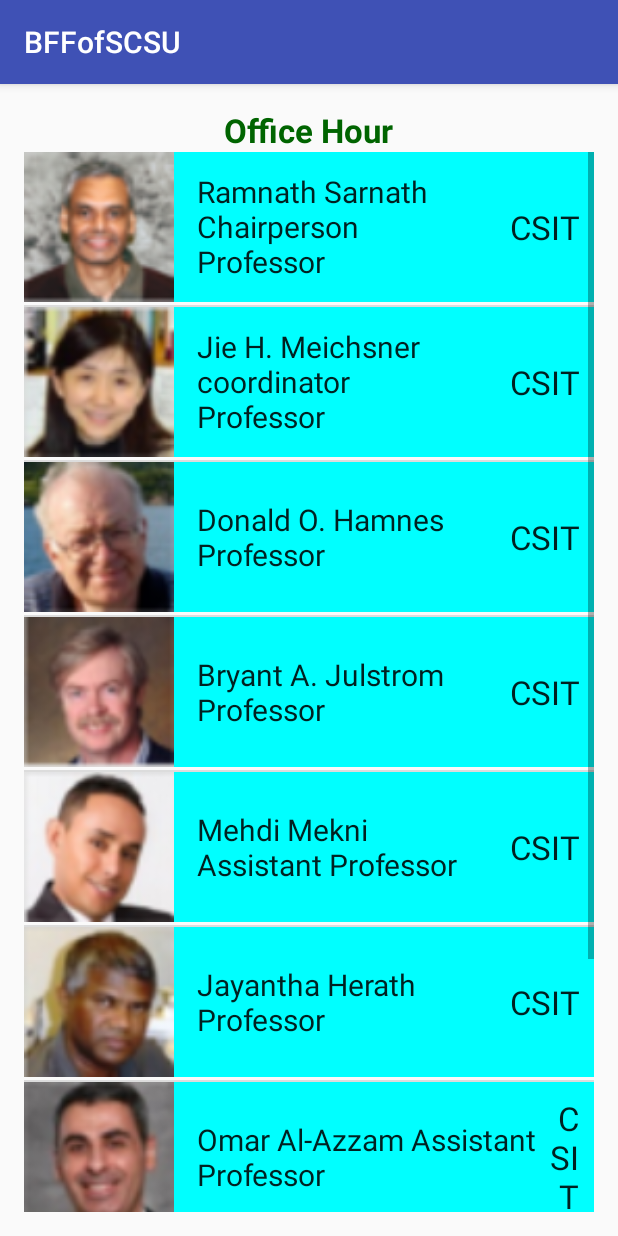
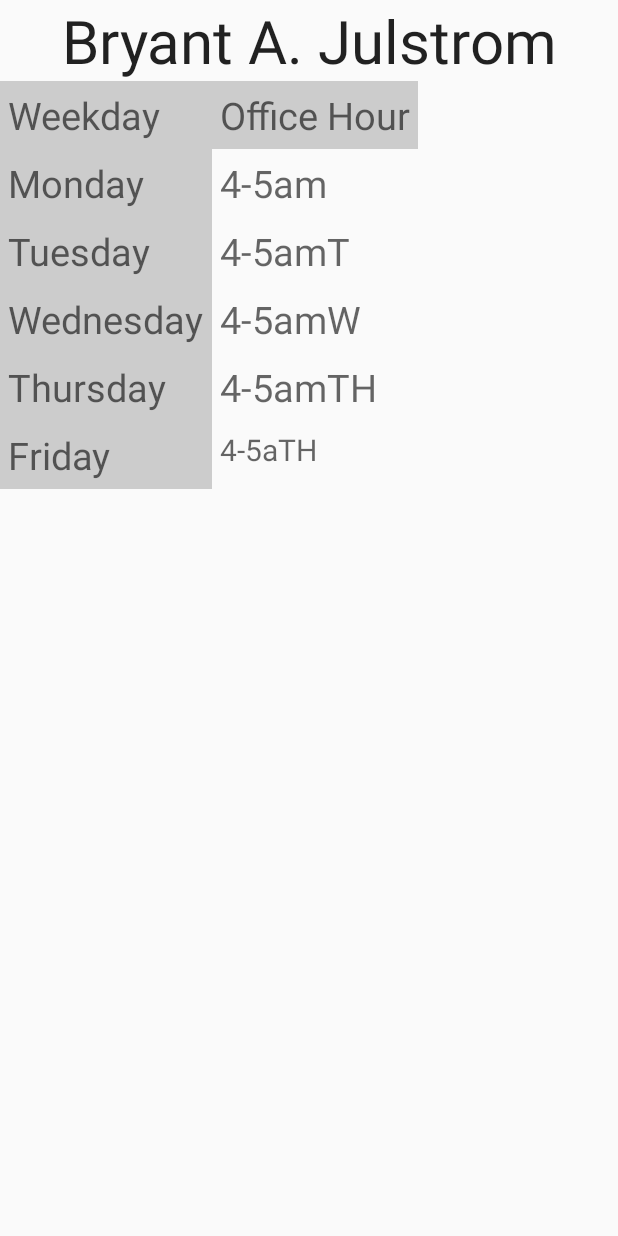
Before and after one commit to ProfJones/BFFOfSCSU, an Android app: the OfficeHourActivity screen opened directly, with no data from a screen before it, after a tap on an icon or button, on a phone screen of 412 x 824 dp. Run offline under Robolectric (Android 15) with nearby library versions, the phone set to English and light mode, and no system bars; 7 statements that could not run were skipped.

Commit message:
finished OH

```diff
--- a/app/build.gradle
+++ b/app/build.gradle
@@ -25,4 +25,5 @@ dependencies {
     compile 'com.android.support:appcompat-v7:23.3.0'
     compile 'com.android.support:design:23.3.0'
     compile 'com.google.android.gms:play-services-appindexing:8.1.0'
+
 }
--- /dev/null
+++ b/app/src/main/java/com/example/harrison/bffofscsu/OHTableActivity.java
@@ -0,0 +1,56 @@
+package com.example.harrison.bffofscsu;
+
+import android.app.Activity;
+import android.content.Context;
+import android.os.Bundle;
+import android.view.LayoutInflater;
+import android.widget.TextView;
+
+/**
+ * Created by Darren on 4/9/2016.
+ */
+public class OHTableActivity extends Activity {
+    String[] MondayOHs = {"1-2am","2-3am","3-4am","4-5am","5-6am","6-7am","7-8am","8-9am","9-10am"};
+    String[] TuesdayOHs = {"1-2amT","2-3amT","3-4amT","4-5amT","5-6amT","6-7amT","7-8amT","8-9amT","9-10amT"};
+    String[] WedesdayOHs = {"1-2amW","2-3amW","3-4amW","4-5amW","5-6amW","6-7amW","7-8amW","8-9amW","9-10amW"};
+    String[] ThursdayOHs = {"1-2amTH","2-3amTH","3-4amTH","4-5amTH","5-6amTH","6-7amTH","7-8amTH","8-9amTH","9-10amTH"};
+    String[] FridayOHs = {"1-2amTH","2-3amTH","3-4amTH","4-5aTH","5-6amTH","6-7amTH","7-8amTH","8-9amTH","9-10amTH"};
+    String[] realNames = {"Ramnath Sarnath","Jie H. Meichsner","Donald O. Hamnes",
+            "Bryant A. Julstrom","Mehdi Mekni","Jayantha Herath","Omar Al-Azzam Assistant",
+            "Andrew A. Anda","Alek Tomovic"};
+    LayoutInflater inflater;
+    Context ctx = null;
+    @Override
+    protected void onCreate(Bundle savedInstanceState) {
+        super.onCreate(savedInstanceState);
+        setContentView(R.layout.office_hour_table);
+
+        //our viewholder
+        ViewHolder holder = new ViewHolder();
+        holder.MondayOH = (TextView) findViewById(R.id.monday_oh);
+        holder.TuesdayOH = (TextView) findViewById(R.id.tuesday_oh);
+        holder.WednesdayOH = (TextView) findViewById(R.id.wednesday_oh);
+        holder.ThursdayOH = (TextView) findViewById(R.id.thursday_oh);
+        holder.FridayOH = (TextView) findViewById(R.id.friday_oh);
+        holder.realName = (TextView) findViewById(R.id.table_professor_name);
+
+        //assign data
+        int position = getIntent().getIntExtra("key",0);
+        holder.MondayOH.setText(MondayOHs[position]);
+        holder.TuesdayOH.setText(TuesdayOHs[position]);
+        holder.WednesdayOH.setText(WedesdayOHs[position]);
+        holder.ThursdayOH.setText(ThursdayOHs[position]);
+        holder.FridayOH.setText(FridayOHs[position]);
+        holder.realName.setText(realNames[position]);
+    }
+    private class ViewHolder{
+        TextView MondayOH;
+        TextView TuesdayOH;
+        TextView WednesdayOH;
+        TextView ThursdayOH;
+        TextView FridayOH;
+        TextView realName;
+
+    }
+
+}
--- a/app/src/main/java/com/example/harrison/bffofscsu/OfficeHourActivity.java
+++ b/app/src/main/java/com/example/harrison/bffofscsu/OfficeHourActivity.java
@@ -1,10 +1,13 @@
 package com.example.harrison.bffofscsu;
 
+import android.content.Context;
+import android.content.Intent;
 import android.net.Uri;
 import android.support.v7.app.AppCompatActivity;
 import android.os.Bundle;
 import android.text.Layout;
 import android.text.TextPaint;
+import android.view.LayoutInflater;
 import android.view.View;
 import android.widget.AdapterView;
 import android.widget.ArrayAdapter;
@@ -29,6 +32,8 @@ public class OfficeHourActivity extends AppCompatActivity {
     int[] imgs = {R.drawable.sarnath_icon,R.drawable.meichsner_icon,R.drawable.hamnes_icon,R.drawable.julstrom_icon,
             R.drawable.mekni_icon,R.drawable.herath_icon,
             R.drawable.omar_icon,R.drawable.anda_icon,R.drawable.alex_icon,};
+
+
     /**
      * ATTENTION: This was auto-generated to implement the App Indexing API.
      * See https://g.co/AppIndexing/AndroidStudio for more information.
@@ -43,8 +48,6 @@ public class OfficeHourActivity extends AppCompatActivity {
         // See https://g.co/AppIndexing/AndroidStudio for more information.
         client = new GoogleApiClient.Builder(this).addApi(AppIndex.API).build();
 
-
-
         listView = (ListView)findViewById(R.id.list_view_office_hour);
         OHAdapter adapter = new OHAdapter(this,names,departments,imgs);
         listView.setAdapter(adapter);
@@ -52,6 +55,16 @@ public class OfficeHourActivity extends AppCompatActivity {
         listView.setOnItemClickListener(new AdapterView.OnItemClickListener() {
             @Override
             public void onItemClick(AdapterView<?> parent, View view, int position, long id) {
+
+//                if(view==null){
+//                    inflater = (LayoutInflater) ctx.getSystemService(Context.LAYOUT_INFLATER_SERVICE);
+//                    view = inflater.inflate(R.layout.office_hour_table,null);
+//                }
+                Intent tableIntent = new Intent(getApplicationContext(),OHTableActivity.class);
+                tableIntent.putExtra("key",position);
+                startActivity(tableIntent);
+
+
                 Toast.makeText(getApplicationContext(),names[position],Toast.LENGTH_LONG).show();
 
             }
--- a/app/src/main/res/layout/content_main.xml
+++ b/app/src/main/res/layout/content_main.xml
@@ -10,10 +10,23 @@
     android:paddingTop="@dimen/activity_vertical_margin"
     app:layout_behavior="@string/appbar_scrolling_view_behavior"
     tools:context="com.example.harrison.bffofscsu.MainActivity"
-    tools:showIn="@layout/activity_main">
+    tools:showIn="@layout/activity_main"
+    >
 
-    <TextView
-        android:layout_width="wrap_content"
-        android:layout_height="wrap_content"
-        android:text="Hello World!" />
+    <LinearLayout
+        android:orientation="vertical"
+        android:layout_width="match_parent"
+        android:layout_height="match_parent"
+        android:background="#e6fff9">
+
+        <TextView
+            android:layout_width="match_parent"
+            android:layout_height="wrap_content"
+            android:text="Welcome to\nBFF of SCSU"
+            android:layout_gravity="center_horizontal"
+            android:textSize="40dp"
+            android:gravity="center_horizontal" />
+
+    </LinearLayout>
+
 </RelativeLayout>
--- /dev/null
+++ b/app/src/main/res/layout/office_hour_table.xml
@@ -0,0 +1,192 @@
+<?xml version="1.0" encoding="utf-8"?>
+<LinearLayout xmlns:android="http://schemas.android.com/apk/res/android"
+    android:orientation="vertical" android:layout_width="match_parent"
+    android:layout_height="match_parent">
+
+    <TextView
+        android:layout_width="match_parent"
+        android:layout_height="wrap_content"
+        android:textAppearance="?android:attr/textAppearanceLarge"
+        android:text="Mekni, Mehdi"
+        android:id="@+id/table_professor_name"
+        android:layout_gravity="center_horizontal"
+        android:gravity="center_horizontal"
+        android:textSize="40dp" />
+
+    <TableLayout
+        android:layout_width="match_parent"
+        android:layout_height="match_parent"
+        android:id="@+id/office_hour"
+        >
+
+        <TableRow
+            android:layout_width="match_parent"
+            android:layout_height="2dp"
+            android:background="#000000" />
+
+        <TableRow
+            android:layout_width="match_parent"
+            android:layout_height="wrap_content"
+            >
+
+            <TextView
+                android:layout_width="match_parent"
+                android:layout_height="match_parent"
+                android:text="Weekday"
+                android:textSize="25dp"
+                android:background="#cccccc"
+                android:padding="5dp"
+                android:textAppearance="?android:attr/textAppearanceMedium"/>
+
+            <TextView
+            android:layout_width="match_parent"
+            android:layout_height="match_parent"
+            android:text="Office Hour"
+            android:textSize="25dp"
+            android:background="#cccccc"
+            android:padding="5dp"
+            android:textAppearance="?android:attr/textAppearanceMedium"/>
+        </TableRow>
+
+        <TableRow
+            android:layout_width="match_parent"
+            android:layout_height="2dp"
+            android:background="#000000"></TableRow>
+
+        <TableRow
+            android:layout_width="match_parent"
+            android:layout_height="wrap_content" >
+
+            <TextView
+                android:layout_width="match_parent"
+                android:layout_height="match_parent"
+                android:text="Monday"
+                android:textSize="25dp"
+                android:background="#cccccc"
+                android:padding="5dp"
+                android:textAppearance="?android:attr/textAppearanceMedium" />
+
+            <TextView
+                android:layout_width="match_parent"
+                android:layout_height="match_parent"
+                android:text="12pm - 1pm"
+                android:textSize="25dp"
+                android:padding="5dp"
+                android:textAppearance="?android:attr/textAppearanceMedium"
+                android:id="@+id/monday_oh" />
+        </TableRow>
+
+        <TableRow
+            android:layout_width="match_parent"
+            android:layout_height="2dp"
+            android:background="#000000" />
+
+        <TableRow
+            android:layout_width="match_parent"
+            android:layout_height="wrap_content" >
+
+            <TextView
+                android:layout_width="match_parent"
+                android:layout_height="match_parent"
+                android:text="Tuesday"
+                android:textSize="25dp"
+                android:background="#cccccc"
+                android:padding="5dp"
+                android:textAppearance="?android:attr/textAppearanceMedium" />
+
+            <TextView
+                android:layout_width="match_parent"
+                android:layout_height="match_parent"
+                android:text="2:30pm - 4pm"
+                android:textSize="25dp"
+                android:padding="5dp"
+                android:textAppearance="?android:attr/textAppearanceMedium"
+                android:id="@+id/tuesday_oh" />
+        </TableRow>
+
+        <TableRow
+            android:layout_width="match_parent"
+            android:layout_height="2dp"
+            android:background="#000000" />
+
+        <TableRow
+            android:layout_width="match_parent"
+            android:layout_height="wrap_content" >
+
+            <TextView
+                android:layout_width="match_parent"
+                android:layout_height="match_parent"
+                android:text="Wednesday"
+                android:textSize="25dp"
+                android:background="#cccccc"
+                android:padding="5dp"
+                android:textAppearance="?android:attr/textAppearanceMedium" />
+
+            <TextView
+                android:layout_width="match_parent"
+                android:layout_height="match_parent"
+                android:text="1pm - 2pm"
+                android:textSize="25dp"
+                android:padding="5dp"
+                android:textAppearance="?android:attr/textAppearanceMedium"
+                android:id="@+id/wednesday_oh" />
+        </TableRow>
+
+        <TableRow
+            android:layout_width="match_parent"
+            android:layout_height="2dp"
+            android:background="#000000" />
+
+        <TableRow
+            android:layout_width="match_parent"
+            android:layout_height="wrap_content" >
+
+            <TextView
+                android:layout_width="match_parent"
+                android:layout_height="match_parent"
+                android:text="Thursday"
+                android:textSize="25dp"
+                android:background="#cccccc"
+                android:padding="5dp"
+                android:textAppearance="?android:attr/textAppearanceMedium" />
+
+            <TextView
+                android:layout_width="match_parent"
+                android:layout_height="match_parent"
+                android:text="3:30pm - 4pm"
+                android:textSize="25dp"
+                android:padding="5dp"
+                android:textAppearance="?android:attr/textAppearanceMedium"
+                android:id="@+id/thursday_oh" />
+        </TableRow>
+
+        <TableRow
+            android:layout_width="match_parent"
+            android:layout_height="2dp"
+            android:background="#000000" />
+
+        <TableRow
+            android:layout_width="match_parent"
+            android:layout_height="wrap_content" >
+
+            <TextView
+                android:layout_width="match_parent"
+                android:layout_height="match_parent"
+                android:text="Friday"
+                android:textSize="25dp"
+                android:background="#cccccc"
+                android:padding="5dp"
+                android:textAppearance="?android:attr/textAppearanceMedium" />
+
+            <TextView
+                android:layout_width="match_parent"
+                android:layout_height="match_parent"
+                android:text="11am-12pm, 3pm-4pm"
+                android:textSize="20dp"
+                android:padding="5dp"
+                android:textAppearance="?android:attr/textAppearanceMedium"
+                android:id="@+id/friday_oh" />
+        </TableRow>
+
+    </TableLayout>
+</LinearLayout>
```
Also changed, not shown: app/src/main/AndroidManifest.xml (+10 -3 lines), gradle/wrapper/gradle-wrapper.properties, 1 other file.
